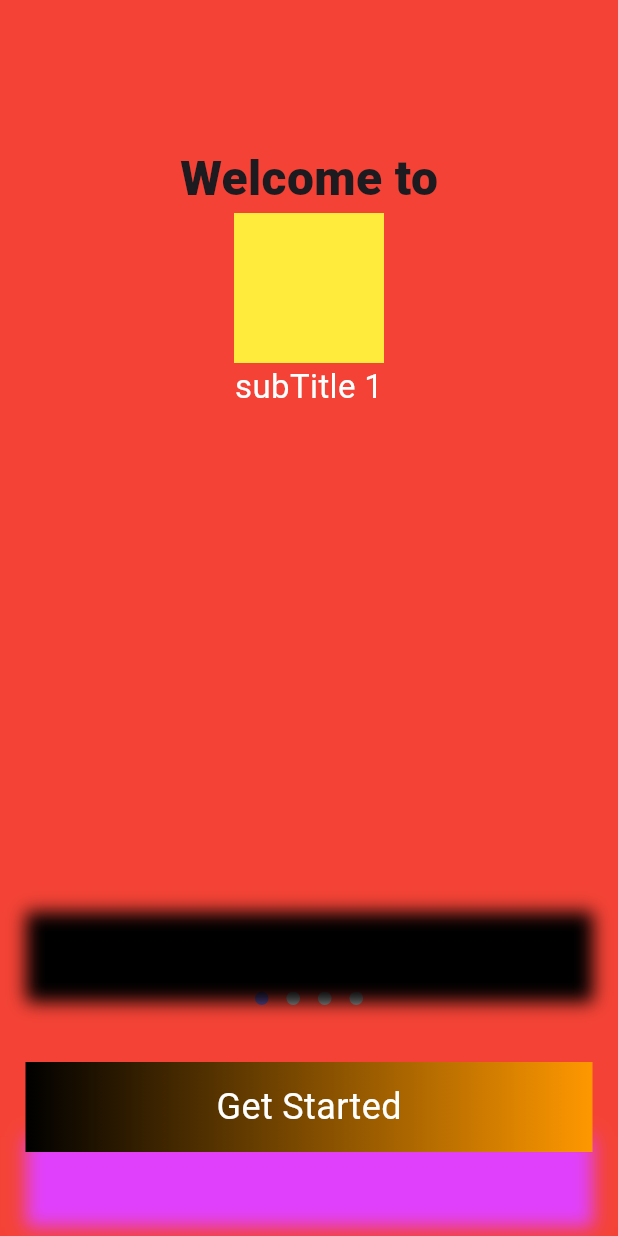
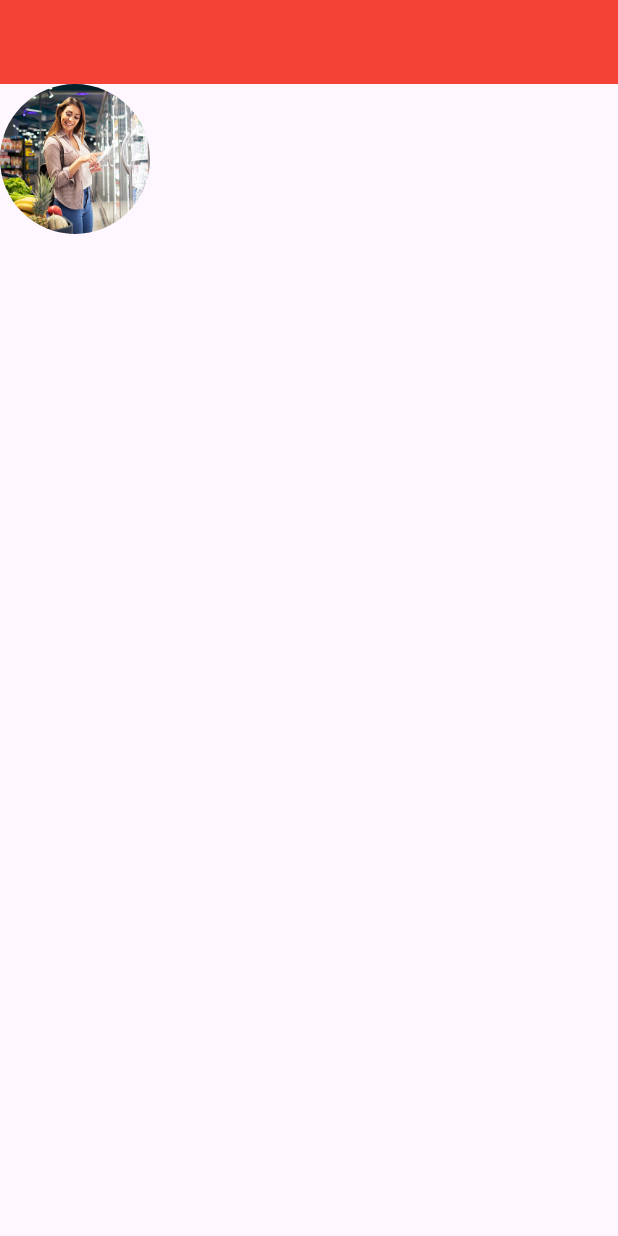
Before and after one commit to lakshydeep-14/broadway_classes, a Flutter app: the screen it shows after launch, on a phone screen of 412 x 824 dp. Run offline on Flutter 3.47's test engine with Material 3 defaults, Android fonts, the phone set to English and light mode, and no system bars; drawn by our look-alikes of dots_indicator; our stand-ins replace fluttertoast, form_validator, image_picker.

Commit message:
class 13

```diff
--- a/lib/splash.dart
+++ b/lib/splash.dart
@@ -1,3 +1,4 @@
+import 'package:broadway_infosys/splash2.dart';
 import 'package:dots_indicator/dots_indicator.dart';
 import 'package:flutter/material.dart';
 import 'package:fluttertoast/fluttertoast.dart';
@@ -50,92 +51,123 @@ class _SplashState extends State<Splash> {
     ),
   ];
   @override
+  void initState() {
+    // TODO: implement initState
+    super.initState();
+  }
+
+  @override
+  void dispose() {
+    // TODO: implement dispose
+    super.dispose();
+  }
+
+  @override
   Widget build(BuildContext context) {
     final deviceSize = MediaQuery.of(context).size;
     final item = _splashList[index];
     return Scaffold(
+      appBar: AppBar(backgroundColor: Colors.red),
       body: Stack(
         children: [
-          Container(
-            color: item.backgroundColor,
-            height: deviceSize.height,
-            width: deviceSize.width,
-          ),
-          Positioned.fill(
-            top: 96,
-            left: 17,
-            right: 17,
-            // bottom: 56,
-            child: Center(
-              child: Column(
-                crossAxisAlignment: CrossAxisAlignment.center,
-                children: [
-                  Center(
-                    child: Text(
-                      item.title,
-                      style: TextStyle(
-                        fontSize: 32,
-                        fontWeight: FontWeight.w900,
-                      ),
-                    ),
-                  ),
-                  if (item.color != null)
-                    Container(height: 100, width: 100, color: item.color),
-                  Text(
-                    item.subTitle,
-                    style: TextStyle(color: Colors.white, fontSize: 22),
-                  ),
-                  Spacer(),
-                  DotsIndicator(dotsCount: 4, position: index.toDouble()),
-                  SizedBox(height: 32),
-                  GestureDetector(
-                    onTap: () {
-                      //  (index+1)<_splashList.length
-                      if (index < _splashList.length - 1) {
-                        setState(() {
-                          index++;
-                        });
-                      } else {
-                        Fluttertoast.showToast(
-                          msg: 'Navigate to Auth1-welcome screen',
-                        );
-                      }
-                    },
-                    child: Container(
-                      height: 60,
-                      width: deviceSize.width,
-                      decoration: BoxDecoration(
-                        boxShadow: [
-                          BoxShadow(
-                            offset: Offset(0, -100),
-                            blurRadius: 9,
-                            spreadRadius: 0,
-                            color: Colors.black.withValues(alpha: 1),
-                          ),
-                          BoxShadow(
-                            offset: Offset(0, 50),
-                            blurRadius: 9,
-                            spreadRadius: 0,
-                            color: Colors.purpleAccent.withValues(alpha: 1),
-                          ),
-                        ],
-                        gradient: LinearGradient(
-                          colors: [Colors.black, Colors.orange],
-                        ),
-                      ),
-                      child: Center(
-                        child: Text(
-                          'Get Started',
-                          style: TextStyle(fontSize: 24, color: Colors.white),
-                        ),
-                      ),
-                    ),
-                  ),
-                  SizedBox(height: 56),
-                ],
+          GestureDetector(
+            onTap: () {
+              Navigator.pushReplacement(
+                context,
+                MaterialPageRoute(builder: (_) => Splash2Screen()),
+              );
+            },
+            child: Container(
+              // color: item.backgroundColor,
+              height: 100,
+              width: 100,
+              decoration: BoxDecoration(
+                // shape: BoxShape.circle,
+                borderRadius: BorderRadius.circular(100),
+              ),
+              child: ClipRRect(
+                borderRadius: BorderRadius.circular(100),
+                child: Image.asset('assets/shopping2.png', fit: BoxFit.cover),
               ),
             ),
           ),
+
+          // Positioned.fill(
+          //   top: 96,
+          //   left: 17,
+          //   right: 17,
+          //   // bottom: 56,
+          //   child: Center(
+          //     child: Column(
+          //       mainAxisSize: MainAxisSize.max,
+          //       crossAxisAlignment: CrossAxisAlignment.center,
+          //       children: [
+          //         Center(
+          //           child: Text(
+          //             item.title,
+          //             style: TextStyle(
+          //               fontSize: 32,
+          //               fontWeight: FontWeight.w900,
+          //             ),
+          //           ),
+          //         ),
+          //         // if (item.color != null)
+          //         //   Container(height: 100, width: 100, color: item.color),
+          //         Text(
+          //           item.subTitle,
+          //           style: TextStyle(color: Colors.white, fontSize: 22),
+          //         ),
+          //         Spacer(),
+          //         DotsIndicator(dotsCount: 4, position: index.toDouble()),
+          //         SizedBox(height: 32),
+          //         GestureDetector(
+          //           onTap: () {
+          //             //  (index+1)<_splashList.length
+          //             if (index < _splashList.length - 1) {
+          //               setState(() {
+          //                 index++;
+          //               });
+          //             } else {
+          //               Fluttertoast.showToast(
+          //                 msg: 'Navigate to Auth1-welcome screen',
+          //               );
+          //             }
+          //           },
+          //           child: Container(
+          //             height: 60,
+          //             width: deviceSize.width,
+          //             decoration: BoxDecoration(
+          //               boxShadow: [
+          //                 BoxShadow(
+          //                   offset: Offset(0, -100),
+          //                   blurRadius: 9,
+          //                   spreadRadius: 0,
+          //                   color: Colors.black.withValues(alpha: 1),
+          //                 ),
+          //                 BoxShadow(
+          //                   offset: Offset(0, 50),
+          //                   blurRadius: 9,
+          //                   spreadRadius: 0,
+          //                   color: Colors.purpleAccent.withValues(alpha: 1),
+          //                 ),
+          //               ],
+          //               gradient: LinearGradient(
+          //                 colors: [Colors.black, Colors.orange],
+          //               ),
+          //             ),
+          //             child: Center(
+          //               child: Text(
+          //                 'Get Started',
+          //                 style: TextStyle(fontSize: 24, color: Colors.white),
+          //               ),
+          //             ),
+          //           ),
+          //         ),
+          //         SizedBox(height: 56),
+          //       ],
+          //     ),
+          //   ),
+          // ),
         ],
       ),
     );
```
Also changed, not shown: lib/splash2.dart (added, +42 -0 lines), assets/shopping.png (added), assets/shopping2.png (added).
